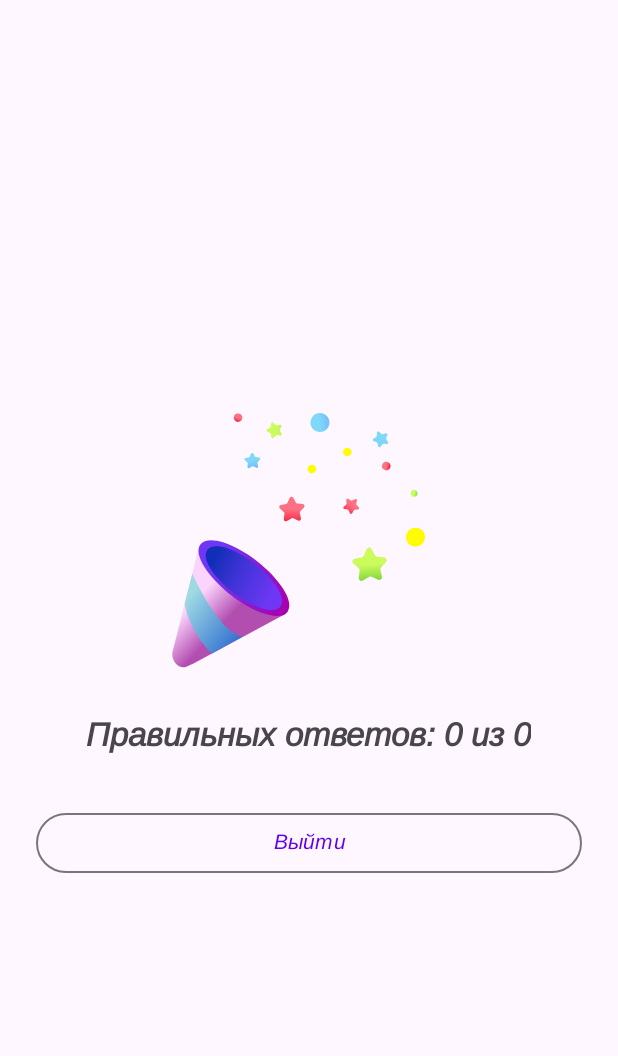
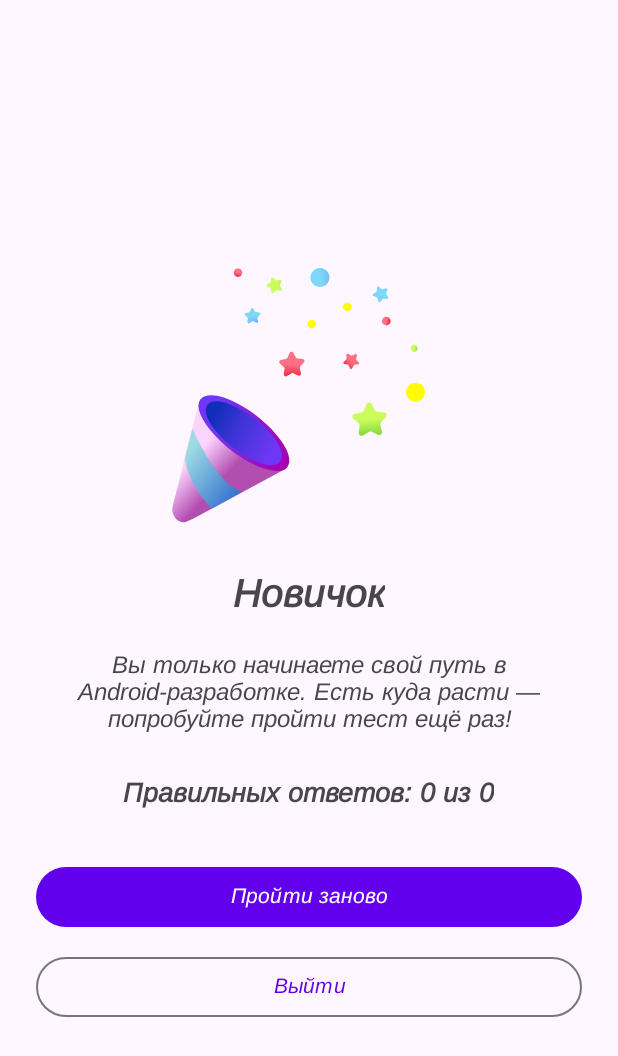
Before and after one commit to Imhotapping/GrsApp4, an Android app: the ResultFragment screen opened through its navigation route, on a phone screen of 412 x 824 dp. Shown: the top 1056 px of the screen. Run offline under Robolectric (Android 15) with nearby library versions, the phone set to English and light mode, and no system bars.

Commit message:
HW #11 - The scores are aggregated into 3 possible outcomes - the user's choices are taken into account - the test starts over from the beginning if run again.

```diff
--- a/app/src/main/java/com/example/grsapp4/Question.kt
+++ b/app/src/main/java/com/example/grsapp4/Question.kt
@@ -12,7 +12,7 @@ data class Question(
     @ColumnInfo(name = "option_2") val option2: String,
     @ColumnInfo(name = "option_3") val option3: String,
     @ColumnInfo(name = "option_4") val option4: String,
-    @ColumnInfo(name = "correct_index") val correctIndex: Int
+    @ColumnInfo(name = "correct_index") val correctIndex: Int   // 0..3
 ) {
     val options: List<String>
         get() = listOf(option1, option2, option3, option4)
--- a/app/src/main/java/com/example/grsapp4/ResultFragment.kt
+++ b/app/src/main/java/com/example/grsapp4/ResultFragment.kt
@@ -26,9 +26,21 @@ class ResultFragment : Fragment() {
         super.onViewCreated(view, savedInstanceState)
 
         val score = arguments?.getInt("score") ?: 0
-        val total = arguments?.getInt("total") ?: 0
+        val maxScore = arguments?.getInt("maxScore") ?: 0
 
-        binding.resultText.text = getString(R.string.quiz_result_format, score, total)
+        val (titleRes, descriptionRes) = when {
+            score >= 7 -> R.string.result_expert_title   to R.string.result_expert_description
+            score >= 4 -> R.string.result_good_title     to R.string.result_good_description
+            else       -> R.string.result_beginner_title to R.string.result_beginner_description
+        }
+
+        binding.resultTitle.text = getString(titleRes)
+        binding.resultDescription.text = getString(descriptionRes)
+        binding.resultScore.text = getString(R.string.result_score_format, score, maxScore)
+
+        binding.restartButton.setOnClickListener {
+            findNavController().navigate(R.id.action_resultFragment_to_quizFragment)
+        }
 
         binding.logoutButton.setOnClickListener {
             findNavController().navigate(R.id.action_resultFragment_to_mainFragment)
--- a/app/src/main/res/layout/fragment_result.xml
+++ b/app/src/main/res/layout/fragment_result.xml
@@ -1,8 +1,13 @@
 <?xml version="1.0" encoding="utf-8"?>
-<LinearLayout xmlns:android="http://schemas.android.com/apk/res/android"
+<ScrollView xmlns:android="http://schemas.android.com/apk/res/android"
     xmlns:app="http://schemas.android.com/apk/res-auto"
     android:layout_width="match_parent"
     android:layout_height="match_parent"
+    android:fillViewport="true">
+
+    <LinearLayout
+        android:layout_width="match_parent"
+        android:layout_height="wrap_content"
         android:gravity="center"
         android:orientation="vertical"
         android:padding="24dp">
@@ -16,21 +21,48 @@
             app:lottie_rawRes="@raw/lottie_success" />
 
         <TextView
-        android:id="@+id/resultText"
+            android:id="@+id/resultTitle"
             android:layout_width="wrap_content"
             android:layout_height="wrap_content"
             android:layout_marginTop="16dp"
+            android:fontFamily="@font/app_font"
             android:gravity="center"
-        android:textSize="22sp"
-        android:textStyle="bold"
-        android:fontFamily="@font/app_font"/>
+            android:textSize="26sp"
+            android:textStyle="bold" />
+
+        <TextView
+            android:id="@+id/resultDescription"
+            android:layout_width="match_parent"
+            android:layout_height="wrap_content"
+            android:layout_marginTop="16dp"
+            android:fontFamily="@font/app_font"
+            android:gravity="center"
+            android:textSize="16sp" />
+
+        <TextView
+            android:id="@+id/resultScore"
+            android:layout_width="wrap_content"
+            android:layout_height="wrap_content"
+            android:layout_marginTop="24dp"
+            android:fontFamily="@font/app_font"
+            android:gravity="center"
+            android:textSize="18sp"
+            android:textStyle="bold" />
+
+        <com.google.android.material.button.MaterialButton
+            android:id="@+id/restartButton"
+            android:layout_width="match_parent"
+            android:layout_height="wrap_content"
+            android:layout_marginTop="32dp"
+            android:text="@string/restart_button" />
 
         <com.google.android.material.button.MaterialButton
             android:id="@+id/logoutButton"
             style="@style/Widget.Material3.Button.OutlinedButton"
             android:layout_width="match_parent"
             android:layout_height="wrap_content"
-        android:layout_marginTop="32dp"
+            android:layout_marginTop="12dp"
             android:text="@string/logout_button" />
 
     </LinearLayout>
+</ScrollView>
--- a/app/src/main/res/navigation/nav_graph.xml
+++ b/app/src/main/res/navigation/nav_graph.xml
@@ -43,9 +43,15 @@
             app:argType="integer" />
 
         <argument
-            android:name="total"
+            android:name="maxScore"
             android:defaultValue="0"
             app:argType="integer" />
+
+        <action
+            android:id="@+id/action_resultFragment_to_quizFragment"
+            app:destination="@id/quizFragment"
+            app:popUpTo="@id/quizFragment"
+            app:popUpToInclusive="true" />
 
         <action
             android:id="@+id/action_resultFragment_to_mainFragment"
--- a/app/src/main/res/values/strings.xml
+++ b/app/src/main/res/values/strings.xml
@@ -1,3 +1,4 @@
+<?xml version="1.0" encoding="utf-8"?>
 <resources>
     <string name="app_name">GrsApp4</string>
 
@@ -11,12 +12,19 @@
     <string name="question_format">Вопрос %1$d из %2$d: %3$s</string>
     <string name="no_questions">Вопросы не найдены</string>
 
-    <string name="quiz_result_format">Правильных ответов: %1$d из %2$d</string>
+    <string name="result_score_format">Правильных ответов: %1$d из %2$d</string>
+    <string name="result_beginner_title">Новичок</string>
+    <string name="result_beginner_description">Вы только начинаете свой путь в Android-разработке. Есть куда расти — попробуйте пройти тест ещё раз!</string>
+    <string name="result_good_title">Хороший результат</string>
+    <string name="result_good_description">У вас прочные базовые знания. Немного практики — и вы выйдете на новый уровень.</string>
+    <string name="result_expert_title">Эксперт</string>
+    <string name="result_expert_description">Отличные знания! Вы уверенно ориентируетесь в основах Android-разработки. Так держать!</string>
+    <string name="restart_button">Пройти заново</string>
+    <string name="logout_button">Выйти</string>
 
     <string name="settings_title">Настройки</string>
     <string name="dark_mode_switch">Тёмная тема</string>
     <string name="back_button">Назад</string>
 
     <string name="settings_button">Настройки</string>
-    <string name="logout_button">Выйти</string>
 </resources>
```
Also changed, not shown: app/src/main/java/com/example/grsapp4/QuizDatabase.kt (+5 -2 lines), app/src/main/java/com/example/grsapp4/QuizFragment.kt (+8 -2 lines), app/src/main/java/com/example/grsapp4/QuizSeedData.kt (+16 -0 lines). Lines whose indentation alone changed are shown as unchanged.
